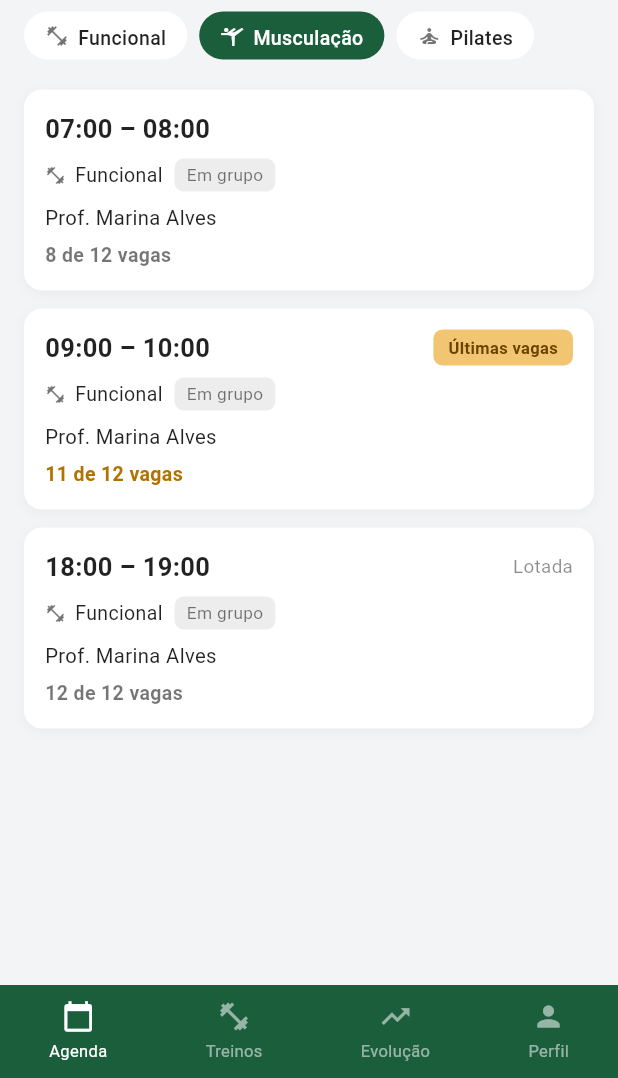
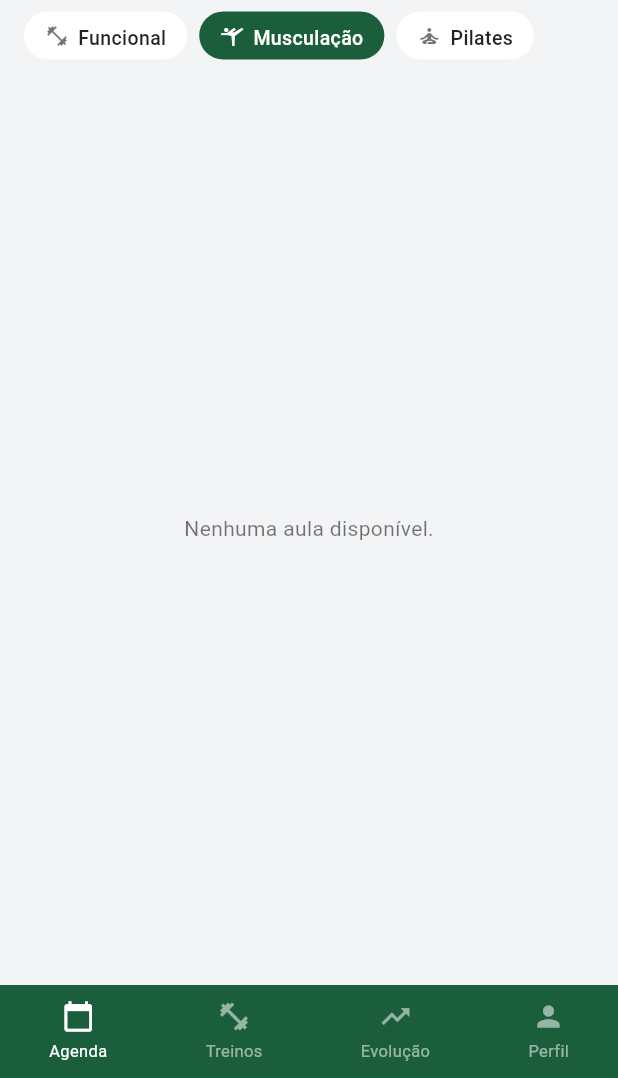
Before and after one commit to Grazifit/grazifit, a Flutter app: the TelaAgendaAluno screen opened directly, after a tap on "Musculação", on a phone screen of 412 x 824 dp, the part 158-1236 px from its top. Run offline on Flutter 3.47's test engine with Material 3 defaults, Android fonts, the phone set to English and light mode, and no system bars.

Commit message:
GRAZ-106/fix: remove os mocks da tela de agendamento de aulas ao aluno

```diff
--- /dev/null
+++ b/app/lib/features/agendamentos/data/agenda_repository.dart
@@ -0,0 +1,18 @@
+import 'aula.dart';
+
+/// Contrato de acesso aos dados da agenda do aluno.
+///
+/// A tela só conhece esta interface. Para integrar com o backend, basta criar
+/// uma classe que a implemente (ex.: `AgendaRepositoryHttp`), usando
+/// `Modalidade.fromJson` e `Aula.fromJson`, e trocar a implementação em
+/// `_criarRepositorio` na `TelaAgendaAluno`.
+abstract class AgendaRepository {
+  /// Modalidades disponíveis para o filtro da tela.
+  Future<List<Modalidade>> buscarModalidades();
+
+  /// Aulas disponíveis para agendamento.
+  ///
+  /// TODO: a tela ainda não tem seleção de dia. Quando houver, incluir aqui um
+  /// parâmetro de data.
+  Future<List<Aula>> buscarAulas();
+}
--- /dev/null
+++ b/app/lib/features/agendamentos/data/agenda_repository_mock.dart
@@ -0,0 +1,54 @@
+import 'agenda_repository.dart';
+import 'aula.dart';
+
+/// Implementação de exemplo, com dados fixos, para desenvolver a tela sem
+/// backend. Quando a integração estiver pronta, este arquivo pode ser apagado
+/// junto com o seu uso em `_criarRepositorio` (`TelaAgendaAluno`).
+class AgendaRepositoryMock implements AgendaRepository {
+  @override
+  Future<List<Modalidade>> buscarModalidades() async {
+    await Future.delayed(const Duration(milliseconds: 400));
+    return const [
+      Modalidade(id: '1', nome: 'Funcional'),
+      Modalidade(id: '2', nome: 'Musculação'),
+      Modalidade(id: '3', nome: 'Pilates'),
+    ];
+  }
+
+  @override
+  Future<List<Aula>> buscarAulas() async {
+    await Future.delayed(const Duration(milliseconds: 400));
+    return const [
+      Aula(
+        id: '1',
+        horarioInicio: '07:00',
+        horarioFim: '08:00',
+        modalidade: 'Funcional',
+        tipo: 'Em grupo',
+        professor: 'Prof. Marina Alves',
+        vagasOcupadas: 8,
+        vagasTotais: 12,
+      ),
+      Aula(
+        id: '2',
+        horarioInicio: '09:00',
+        horarioFim: '10:00',
+        modalidade: 'Funcional',
+        tipo: 'Em grupo',
+        professor: 'Prof. Marina Alves',
+        vagasOcupadas: 11,
+        vagasTotais: 12,
+      ),
+      Aula(
+        id: '3',
+        horarioInicio: '18:00',
+        horarioFim: '19:00',
+        modalidade: 'Funcional',
+        tipo: 'Em grupo',
+        professor: 'Prof. Marina Alves',
+        vagasOcupadas: 12,
+        vagasTotais: 12,
+      ),
+    ];
+  }
+}
--- /dev/null
+++ b/app/lib/features/agendamentos/data/aula.dart
@@ -0,0 +1,72 @@
+/// Modelos da agenda do aluno, como a tela espera receber.
+///
+/// ATENÇÃO: as chaves usadas nos `fromJson` (id, nome, horarioInicio,
+/// horarioFim, modalidade, tipo, professor, vagasOcupadas, vagasTotais) são uma
+/// suposição. Ajuste para os nomes reais que o backend devolve.
+
+enum StatusAula { normal, ultimasVagas, lotada }
+
+class Modalidade {
+  final String id;
+  final String nome;
+
+  const Modalidade({required this.id, required this.nome});
+
+  factory Modalidade.fromJson(Map<String, dynamic> json) {
+    return Modalidade(
+      id: json['id'].toString(),
+      nome: json['nome'] as String,
+    );
+  }
+}
+
+class Aula {
+  final String id;
+  final String horarioInicio; // ex.: "07:00"
+  final String horarioFim; // ex.: "08:00"
+
+  /// Nome da modalidade. É comparado com [Modalidade.nome] no filtro da tela.
+  final String modalidade;
+
+  /// Ex.: "Em grupo".
+  final String tipo;
+  final String professor;
+  final int vagasOcupadas;
+  final int vagasTotais;
+
+  const Aula({
+    required this.id,
+    required this.horarioInicio,
+    required this.horarioFim,
+    required this.modalidade,
+    required this.tipo,
+    required this.professor,
+    required this.vagasOcupadas,
+    required this.vagasTotais,
+  });
+
+  /// Com quantas vagas restantes ou menos a aula aparece como "Últimas vagas".
+  static const int limiteUltimasVagas = 1;
+
+  int get vagasRestantes => vagasTotais - vagasOcupadas;
+
+  /// Calculado a partir das vagas, não vem do backend.
+  StatusAula get status {
+    if (vagasRestantes <= 0) return StatusAula.lotada;
+    if (vagasRestantes <= limiteUltimasVagas) return StatusAula.ultimasVagas;
+    return StatusAula.normal;
+  }
+
+  factory Aula.fromJson(Map<String, dynamic> json) {
+    return Aula(
+      id: json['id'].toString(),
+      horarioInicio: json['horarioInicio'] as String,
+      horarioFim: json['horarioFim'] as String,
+      modalidade: json['modalidade'] as String,
+      tipo: (json['tipo'] as String?) ?? 'Em grupo',
+      professor: json['professor'] as String,
+      vagasOcupadas: (json['vagasOcupadas'] as num).toInt(),
+      vagasTotais: (json['vagasTotais'] as num).toInt(),
+    );
+  }
+}
--- a/app/lib/features/agendamentos/screens/tela_agenda_aluno.dart
+++ b/app/lib/features/agendamentos/screens/tela_agenda_aluno.dart
@@ -2,6 +2,9 @@ import 'package:flutter/material.dart';
 
 import 'tela_detalhe_aula.dart';
 import 'tela_meus_agendamentos_aluno.dart';
+import '../data/agenda_repository.dart';
+import '../data/agenda_repository_mock.dart';
+import '../data/aula.dart';
 import '../../treinos/screens/tela_treino_aluno.dart';
 import '../../avaliacoes/screens/tela_evolucao_aluno.dart';
 import '../../pessoas/screens/tela_perfil_aluno.dart';
@@ -9,8 +12,13 @@ import '../../../core/theme/app_colors.dart';
 
 /// Tela de agenda do aluno: abas (Agenda / Meus agendamentos),
 /// filtros por modalidade e lista de aulas disponíveis.
+///
+/// Os dados vêm de um [AgendaRepository]. Se nenhum for informado, usa o
+/// definido em `_criarRepositorio`.
 class TelaAgendaAluno extends StatefulWidget {
-  const TelaAgendaAluno({super.key});
+  final AgendaRepository? repository;
+
+  const TelaAgendaAluno({super.key, this.repository});
 
   @override
   State<TelaAgendaAluno> createState() => _TelaAgendaAlunoState();
@@ -24,41 +32,37 @@ class _TelaAgendaAlunoState extends State<TelaAgendaAluno> {
   int _filtroSelecionado = 0; // índice da modalidade ativa
   int _navSelecionado = 0;
 
-  final List<_Modalidade> _modalidades = const [
-    _Modalidade('Funcional', Icons.fitness_center),
-    _Modalidade('Musculação', Icons.sports_gymnastics),
-    _Modalidade('Pilates', Icons.self_improvement),
-  ];
+  late final AgendaRepository _repo;
+  late Future<_DadosAgenda> _future;
 
-  final List<_Aula> _aulas = const [
-    _Aula(
-      horarioInicio: '07:00',
-      horarioFim: '08:00',
-      modalidade: 'Funcional',
-      professor: 'Prof. Marina Alves',
-      vagasOcupadas: 8,
-      vagasTotais: 12,
-      status: _StatusAula.normal,
-    ),
-    _Aula(
-      horarioInicio: '09:00',
-      horarioFim: '10:00',
-      modalidade: 'Funcional',
-      professor: 'Prof. Marina Alves',
-      vagasOcupadas: 11,
-      vagasTotais: 12,
-      status: _StatusAula.ultimasVagas,
-    ),
-    _Aula(
-      horarioInicio: '18:00',
-      horarioFim: '19:00',
-      modalidade: 'Funcional',
-      professor: 'Prof. Marina Alves',
-      vagasOcupadas: 12,
-      vagasTotais: 12,
-      status: _StatusAula.lotada,
-    ),
-  ];
+  @override
+  void initState() {
+    super.initState();
+    _repo = widget.repository ?? _criarRepositorio();
+    _future = _carregar();
+  }
+
+  /// Ponto único para trocar a origem dos dados.
+  /// TODO: substituir o mock pela implementação que chama o backend.
+  AgendaRepository _criarRepositorio() => AgendaRepositoryMock();
+
+  Future<_DadosAgenda> _carregar() async {
+    final resultados = await Future.wait<Object>([
+      _repo.buscarModalidades(),
+      _repo.buscarAulas(),
+    ]);
+    return _DadosAgenda(
+      resultados[0] as List<Modalidade>,
+      resultados[1] as List<Aula>,
+    );
+  }
+
+  void _recarregar() {
+    setState(() {
+      _filtroSelecionado = 0;
+      _future = _carregar();
+    });
+  }
 
   @override
   Widget build(BuildContext context) {
@@ -70,20 +74,19 @@ class _TelaAgendaAlunoState extends State<TelaAgendaAluno> {
           children: [
             const _CabecalhoAgenda(),
             _buildAbas(),
-            _buildFiltros(),
             Expanded(
-              child: ListView.separated(
-                padding: const EdgeInsets.fromLTRB(16, 12, 16, 16),
-                itemCount: _aulas.length,
-                separatorBuilder: (_, __) => const SizedBox(height: 12),
-                itemBuilder: (context, index) {
-                  final aula = _aulas[index];
-                  return GestureDetector(
-                    onTap: aula.status == _StatusAula.lotada
-                        ? null
-                        : () => _abrirDetalhe(aula),
-                    child: _buildCardAula(aula),
-                  );
+              child: FutureBuilder<_DadosAgenda>(
+                future: _future,
+                builder: (context, snapshot) {
+                  if (snapshot.connectionState != ConnectionState.done) {
+                    return const Center(
+                      child: CircularProgressIndicator(color: kGreen),
+                    );
+                  }
+                  if (snapshot.hasError || snapshot.data == null) {
+                    return _buildErro();
+                  }
+                  return _buildCorpo(snapshot.data!);
                 },
               ),
             ),
@@ -94,7 +97,75 @@ class _TelaAgendaAlunoState extends State<TelaAgendaAluno> {
     );
   }
 
-  void _abrirDetalhe(_Aula aula) {
+  Widget _buildErro() {
+    return Center(
+      child: Padding(
+        padding: const EdgeInsets.all(24),
+        child: Column(
+          mainAxisSize: MainAxisSize.min,
+          children: [
+            const Icon(Icons.error_outline, size: 40, color: Colors.black45),
+            const SizedBox(height: 12),
+            const Text(
+              'Não foi possível carregar a agenda.',
+              textAlign: TextAlign.center,
+              style: TextStyle(fontSize: 14, color: Colors.black87),
+            ),
+            const SizedBox(height: 16),
+            OutlinedButton(
+              onPressed: _recarregar,
+              style: OutlinedButton.styleFrom(
+                foregroundColor: kGreen,
+                side: const BorderSide(color: kGreen),
+              ),
+              child: const Text('Tentar novamente'),
+            ),
+          ],
+        ),
+      ),
+    );
+  }
+
+  Widget _buildCorpo(_DadosAgenda dados) {
+    final modalidades = dados.modalidades;
+    final indiceFiltro =
+        _filtroSelecionado < modalidades.length ? _filtroSelecionado : 0;
+    final filtro = modalidades.isEmpty ? null : modalidades[indiceFiltro];
+    final aulas = filtro == null
+        ? dados.aulas
+        : dados.aulas.where((a) => a.modalidade == filtro.nome).toList();
+
+    return Column(
+      children: [
+        if (modalidades.isNotEmpty) _buildFiltros(modalidades, indiceFiltro),
+        Expanded(
+          child: aulas.isEmpty
+              ? const Center(
+                  child: Text(
+                    'Nenhuma aula disponível.',
+                    style: TextStyle(fontSize: 14, color: Colors.black54),
+                  ),
+                )
+              : ListView.separated(
+                  padding: const EdgeInsets.fromLTRB(16, 12, 16, 16),
+                  itemCount: aulas.length,
+                  separatorBuilder: (_, __) => const SizedBox(height: 12),
+                  itemBuilder: (context, index) {
+                    final aula = aulas[index];
+                    return GestureDetector(
+                      onTap: aula.status == StatusAula.lotada
+                          ? null
+                          : () => _abrirDetalhe(aula),
+                      child: _buildCardAula(aula),
+                    );
+                  },
+                ),
+        ),
+      ],
+    );
+  }
+
+  void _abrirDetalhe(Aula aula) {
     Navigator.of(context).push(
       MaterialPageRoute(
         builder: (_) => TelaDetalheAula(
@@ -144,6 +215,20 @@ class _TelaAgendaAlunoState extends State<TelaAgendaAluno> {
     setState(() => _navSelecionado = index);
   }
 
+  /// Ícone de cada modalidade. É só apresentação: modalidades novas, que não
+  /// estejam aqui, usam o ícone padrão.
+  IconData _iconeDaModalidade(String nome) {
+    switch (nome) {
+      case 'Musculação':
+        return Icons.sports_gymnastics;
+      case 'Pilates':
+        return Icons.self_improvement;
+      case 'Funcional':
+      default:
+        return Icons.fitness_center;
+    }
+  }
+
   Widget _buildAbas() {
     return Container(
       color: kBackground,
@@ -182,17 +267,17 @@ class _TelaAgendaAlunoState extends State<TelaAgendaAluno> {
     );
   }
 
-  Widget _buildFiltros() {
+  Widget _buildFiltros(List<Modalidade> modalidades, int indiceAtivo) {
     return SizedBox(
       height: 40,
       child: ListView.separated(
         scrollDirection: Axis.horizontal,
         padding: const EdgeInsets.fromLTRB(16, 0, 16, 8),
-        itemCount: _modalidades.length,
+        itemCount: modalidades.length,
         separatorBuilder: (_, __) => const SizedBox(width: 8),
         itemBuilder: (context, index) {
-          final modalidade = _modalidades[index];
-          final selecionada = _filtroSelecionado == index;
+          final modalidade = modalidades[index];
+          final selecionada = indiceAtivo == index;
           return GestureDetector(
             onTap: () => setState(() => _filtroSelecionado = index),
             child: Container(
@@ -205,7 +290,7 @@ class _TelaAgendaAlunoState extends State<TelaAgendaAluno> {
                 mainAxisSize: MainAxisSize.min,
                 children: [
                   Icon(
-                    modalidade.icone,
+                    _iconeDaModalidade(modalidade.nome),
                     size: 16,
                     color: selecionada ? Colors.white : Colors.black54,
                   ),
@@ -227,7 +312,7 @@ class _TelaAgendaAlunoState extends State<TelaAgendaAluno> {
     );
   }
 
-  Widget _buildCardAula(_Aula aula) {
+  Widget _buildCardAula(Aula aula) {
     return Container(
       padding: const EdgeInsets.all(14),
       decoration: BoxDecoration(
@@ -261,7 +346,11 @@ class _TelaAgendaAlunoState extends State<TelaAgendaAluno> {
           const SizedBox(height: 8),
           Row(
             children: [
-              const Icon(Icons.fitness_center, size: 14, color: Colors.black54),
+              Icon(
+                _iconeDaModalidade(aula.modalidade),
+                size: 14,
+                color: Colors.black54,
+              ),
               const SizedBox(width: 6),
               Text(
                 aula.modalidade,
@@ -274,9 +363,9 @@ class _TelaAgendaAlunoState extends State<TelaAgendaAluno> {
                   color: const Color(0xFFEDEDED),
                   borderRadius: BorderRadius.circular(6),
                 ),
-                child: const Text(
-                  'Em grupo',
-                  style: TextStyle(fontSize: 11.5, color: Colors.black54),
+                child: Text(
+                  aula.tipo,
+                  style: const TextStyle(fontSize: 11.5, color: Colors.black54),
                 ),
               ),
             ],
@@ -292,7 +381,7 @@ class _TelaAgendaAlunoState extends State<TelaAgendaAluno> {
             style: TextStyle(
               fontSize: 13,
               fontWeight: FontWeight.w600,
-              color: aula.status == _StatusAula.ultimasVagas
+              color: aula.status == StatusAula.ultimasVagas
                   ? const Color(0xFFB07300)
                   : Colors.black54,
             ),
@@ -302,9 +391,9 @@ class _TelaAgendaAlunoState extends State<TelaAgendaAluno> {
     );
   }
 
-  Widget _buildBadgeStatus(_StatusAula status) {
+  Widget _buildBadgeStatus(StatusAula status) {
     switch (status) {
-      case _StatusAula.ultimasVagas:
+      case StatusAula.ultimasVagas:
         return Container(
           padding: const EdgeInsets.symmetric(horizontal: 10, vertical: 4),
           decoration: BoxDecoration(
@@ -320,12 +409,12 @@ class _TelaAgendaAlunoState extends State<TelaAgendaAluno> {
             ),
           ),
         );
-      case _StatusAula.lotada:
+      case StatusAula.lotada:
         return const Text(
           'Lotada',
           style: TextStyle(fontSize: 12.5, color: Colors.black45),
         );
-      case _StatusAula.normal:
+      case StatusAula.normal:
         return const SizedBox.shrink();
     }
   }
@@ -375,6 +464,13 @@ class _TelaAgendaAlunoState extends State<TelaAgendaAluno> {
   }
 }
 
+/// Resultado do carregamento: modalidades dos filtros e aulas da lista.
+class _DadosAgenda {
+  final List<Modalidade> modalidades;
+  final List<Aula> aulas;
+  const _DadosAgenda(this.modalidades, this.aulas);
+}
+
 /// Cabeçalho da tela: título "Agenda" à esquerda e o logo
 /// colorido (pinwheel de 4 pétalas) centralizado.
 class _CabecalhoAgenda extends StatelessWidget {
@@ -411,31 +507,3 @@ class _CabecalhoAgenda extends StatelessWidget {
     );
   }
 }
-
-class _Modalidade {
-  final String nome;
-  final IconData icone;
-  const _Modalidade(this.nome, this.icone);
-}
-
-enum _StatusAula { normal, ultimasVagas, lotada }
-
-class _Aula {
-  final String horarioInicio;
-  final String horarioFim;
-  final String modalidade;
-  final String professor;
-  final int vagasOcupadas;
-  final int vagasTotais;
-  final _StatusAula status;
-
-  const _Aula({
-    required this.horarioInicio,
-    required this.horarioFim,
-    required this.modalidade,
-    required this.professor,
-    required this.vagasOcupadas,
-    required this.vagasTotais,
-    required this.status,
-  });
-}
```
